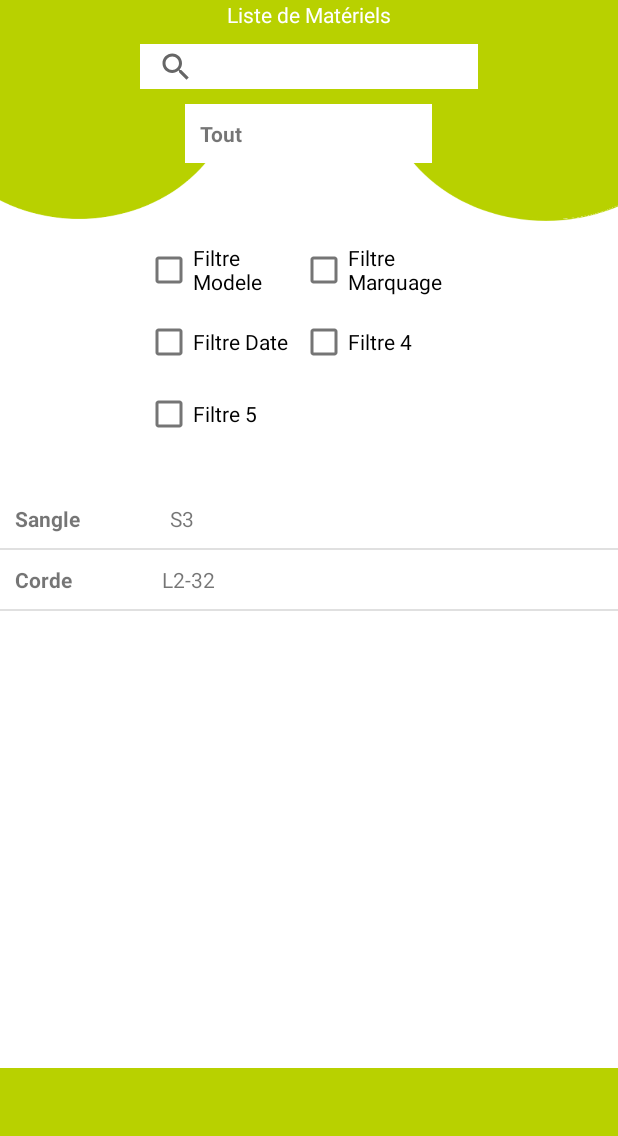
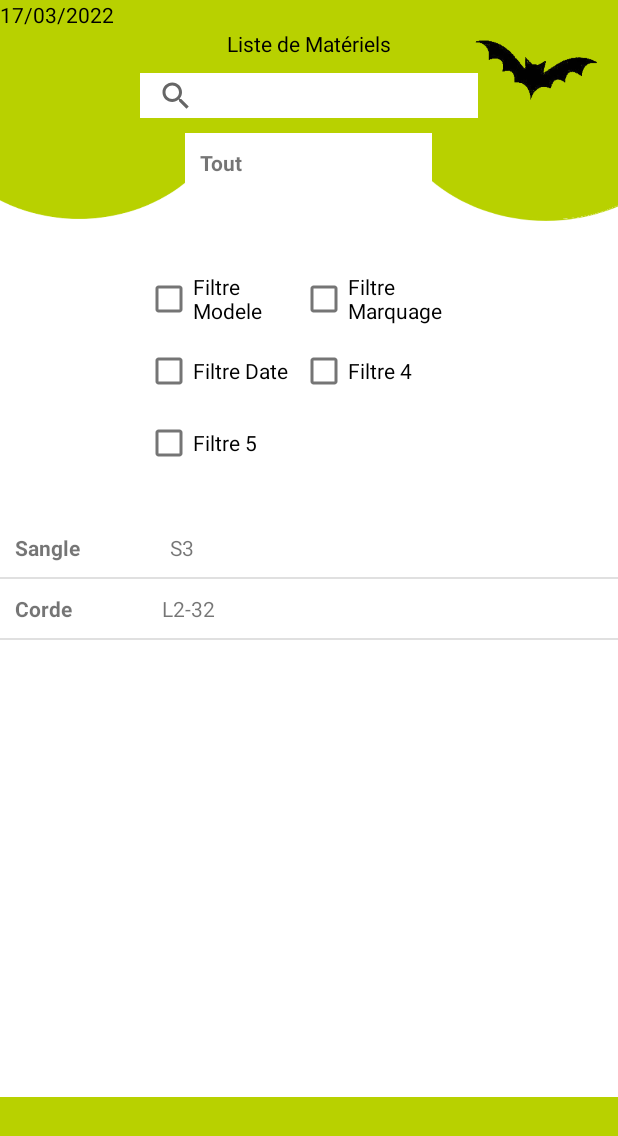
Before and after one commit to SIO2LAA/Speleo-EPI, an Android app: the GestionMateriel screen opened directly, with no data from a screen before it, on a phone screen of 412 x 824 dp. Shown: the top 1136 px of the screen. Run offline under Robolectric (Android 15) with nearby library versions, the phone set to English and light mode, and no system bars.

Commit message:
avancé page gestion materiel xml

```diff
--- a/app/src/main/java/fr/sio/app_epi2/GestionMateriel.java
+++ b/app/src/main/java/fr/sio/app_epi2/GestionMateriel.java
@@ -1,10 +1,7 @@
 package fr.sio.app_epi2;
 
-import androidx.annotation.NonNull;
-import androidx.annotation.Nullable;
 import androidx.appcompat.app.AppCompatActivity;
 
-import android.content.ClipData;
 import android.content.Intent;
 import android.database.Cursor;
 import android.database.sqlite.SQLiteDatabase;
@@ -12,20 +9,16 @@ import android.os.Bundle;
 import android.util.Log;
 import android.view.View;
 import android.widget.AdapterView;
-import android.widget.ArrayAdapter;
-import android.widget.Button;
-import android.widget.CheckBox;
-import android.widget.CompoundButton;
+import android.widget.DatePicker;
 import android.widget.ListView;
 import android.widget.SearchView;
 import android.widget.Spinner;
+import android.widget.TextView;
 
-import java.text.DateFormat;
-import java.text.FieldPosition;
 import java.text.ParseException;
-import java.text.ParsePosition;
 import java.text.SimpleDateFormat;
 import java.util.ArrayList;
+import java.util.Calendar;
 import java.util.Date;
 
 import fr.sio.app_epi2.models.Filtre;
@@ -49,6 +42,8 @@ public class GestionMateriel extends AppCompatActivity implements AdapterView.On
     protected void onCreate(Bundle savedInstanceState) {
         super.onCreate(savedInstanceState);
         setContentView(R.layout.activity_gestion_materiel);
+        TextView dateView = (TextView)findViewById(R.id.date_jour);
+        setDate(dateView);
         listeMateriel = findViewById(R.id.listeMateriel);
         search = findViewById(R.id.recherche);
         selection = findViewById(R.id.selection);
@@ -196,4 +191,11 @@ public class GestionMateriel extends AppCompatActivity implements AdapterView.On
     public void onNothingSelected(AdapterView<?> adapterView) {
 
     }
+
+    public void setDate(TextView v){
+        Date today = Calendar.getInstance().getTime();//getting date
+        SimpleDateFormat formatter = new SimpleDateFormat("dd/MM/yyyy");
+        String date = formatter.format(today);
+        v.setText(date);
+    }
 }
--- a/app/src/main/res/layout/activity_gestion_materiel.xml
+++ b/app/src/main/res/layout/activity_gestion_materiel.xml
@@ -4,8 +4,15 @@
     xmlns:tools="http://schemas.android.com/tools"
     android:layout_width="match_parent"
     android:layout_height="match_parent"
-    android:background="@drawable/fond_bandeau_vert"
+    android:background="@drawable/fond_vert"
     android:orientation="vertical">
+
+    <TextView
+        android:id="@+id/date_jour"
+        android:layout_width="370dp"
+        android:layout_height="wrap_content"
+        android:text="date"
+        android:textColor="@color/black" />
 
     <TextView
         android:id="@+id/listMat"
@@ -13,7 +20,7 @@
         android:layout_height="wrap_content"
         android:layout_gravity="center"
         android:text="@string/ListeMateriels"
-        android:textColor="@color/white"
+        android:textColor="@color/black"
         app:layout_constraintEnd_toEndOf="parent"
         app:layout_constraintHorizontal_bias="0.5"
         app:layout_constraintStart_toStartOf="parent"
@@ -109,6 +116,8 @@
         android:layout_height="386dp"
         android:background="@color/white"
         tools:layout_editor_absoluteX="1dp"
-        tools:layout_editor_absoluteY="344dp" />
+        tools:layout_editor_absoluteY="344dp" >
+
+    </ListView>
 
 </LinearLayout>
--- a/app/src/main/res/layout/activity_main.xml
+++ b/app/src/main/res/layout/activity_main.xml
@@ -31,6 +31,7 @@
             android:layout_gravity="right"
             android:layout_marginBottom="10dp"
             android:fontFamily="@font/arialbd"
+            android:textColor="@color/black"
             android:text="@string/nom_club"
             android:textSize="20dp"
             android:textStyle="bold"></TextView>
@@ -44,7 +45,7 @@
             android:layout_height="wrap_content"
             android:layout_gravity="right"
             android:text="@string/date_systeme"
-            android:textColor="@color/white"
+            android:textColor="@color/black"
             android:textSize="15dp"
             android:textStyle="bold"></TextView>
 
```
Also changed, not shown: app/src/main/res/drawable-v24/fond_bandeau.png (deleted), app/src/main/res/drawable-v24/fond_bandeau_vert.png (deleted), app/src/main/res/drawable-v24/fond_ffs.png (added), app/src/main/res/drawable-v24/fond_vert.png (added).
